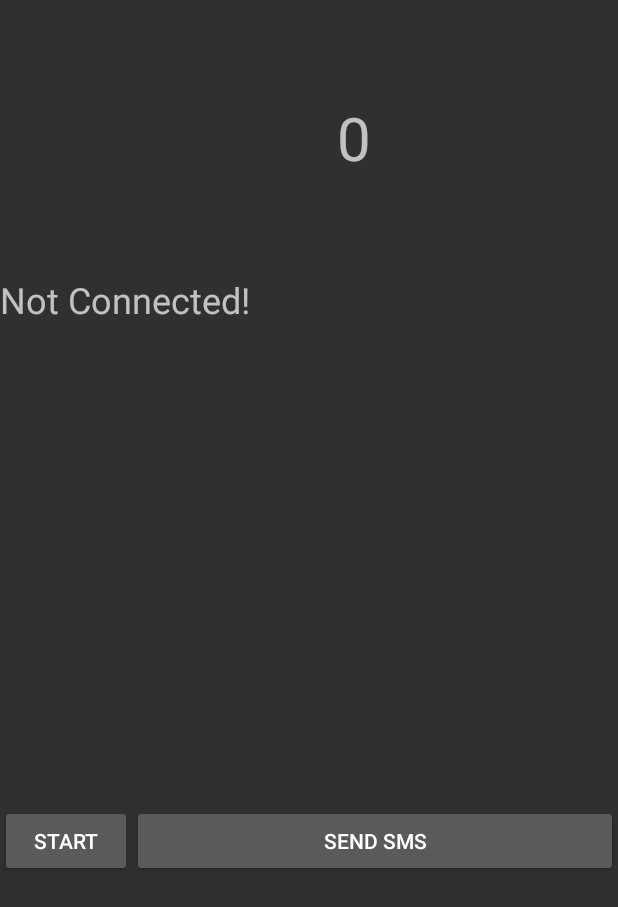
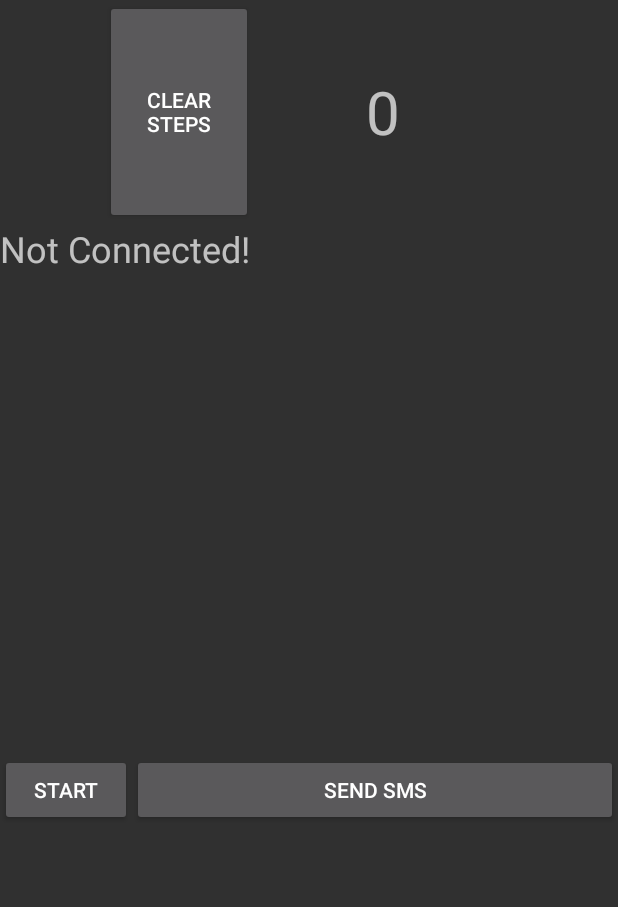
Before and after one commit to shalom2552/FallDetector, an Android app: the fragment TerminalFragment shown on its own in the app's theme, after a tap on "SEND SMS", on a phone screen of 412 x 824 dp. Shown: the top 907 px of the screen. Run offline under Robolectric (Android 15) with nearby library versions, the phone set to English and light mode, and no system bars; libraries missing offline, so code that uses them is left out: com.chaquo.python, com.github.mikephil.charting, com.opencsv; 12 statements that could not run were skipped.

Commit message:
added button clear steps count

```diff
--- a/app/src/main/AndroidManifest.xml
+++ b/app/src/main/AndroidManifest.xml
@@ -6,6 +6,9 @@
     <uses-permission android:name="android.permission.BLUETOOTH" />
     <uses-permission android:name="android.permission.BLUETOOTH_ADMIN" />
     <uses-permission android:name="android.permission.SEND_SMS"/>
+    <uses-permission android:name="android.permission.ACCESS_FINE_LOCATION" />
+    <uses-permission android:name="android.permission.ACCESS_COARSE_LOCATION" />
+    <uses-permission android:name="android.permission.INTERNET" />
 
 
     <application
--- a/app/src/main/java/com/example/tutorial6/TerminalFragment.java
+++ b/app/src/main/java/com/example/tutorial6/TerminalFragment.java
@@ -1,5 +1,6 @@
 package com.example.tutorial6;
 
+import android.Manifest;
 import android.annotation.SuppressLint;
 import android.app.Activity;
 import android.app.AlertDialog;
@@ -12,15 +13,16 @@ import android.content.Context;
 import android.content.Intent;
 import android.content.IntentFilter;
 import android.content.ServiceConnection;
+import android.content.pm.PackageManager;
 import android.graphics.Color;
+import android.location.Location;
+import android.location.LocationListener;
+import android.location.LocationManager;
 import android.os.Bundle;
 import android.os.IBinder;
 import android.telephony.SmsManager;
-import android.text.Editable;
 import android.text.Spannable;
 import android.text.SpannableStringBuilder;
-import android.text.TextUtils;
-import android.text.method.ScrollingMovementMethod;
 import android.text.style.ForegroundColorSpan;
 import android.view.LayoutInflater;
 import android.view.Menu;
@@ -28,25 +30,19 @@ import android.view.MenuInflater;
 import android.view.MenuItem;
 import android.view.View;
 import android.view.ViewGroup;
-import android.widget.ArrayAdapter;
 import android.widget.Button;
-import android.widget.EditText;
-import android.widget.Spinner;
 import android.widget.TextView;
 import android.widget.Toast;
 
 import androidx.annotation.NonNull;
 import androidx.annotation.Nullable;
+import androidx.core.app.ActivityCompat;
 import androidx.fragment.app.Fragment;
 
 import com.chaquo.python.PyObject;
 import com.chaquo.python.Python;
 import com.chaquo.python.android.AndroidPlatform;
-import com.github.mikephil.charting.charts.LineChart;
 import com.github.mikephil.charting.data.Entry;
-import com.github.mikephil.charting.data.LineData;
-import com.github.mikephil.charting.data.LineDataSet;
-import com.github.mikephil.charting.interfaces.datasets.ILineDataSet;
 import com.opencsv.CSVWriter;
 
 import java.io.File;
@@ -58,7 +54,7 @@ import java.text.SimpleDateFormat;
 import java.util.ArrayList;
 import java.util.Date;
 import java.util.Objects;
-import java.util.SplittableRandom;
+
 
 
 public class TerminalFragment extends Fragment implements ServiceConnection, SerialListener {
@@ -88,11 +84,8 @@ public class TerminalFragment extends Fragment implements ServiceConnection, Ser
 
     Float start_time;
     Boolean first = Boolean.TRUE;
-
     Boolean start = true;
-
     PyObject pyobj;
-
 
     /*
      * Lifecycle
@@ -191,6 +184,7 @@ public class TerminalFragment extends Fragment implements ServiceConnection, Ser
         View view = inflater.inflate(R.layout.fragment_terminal, container, false);
 
         Button start_btn = view.findViewById(R.id.btn_start);
+        Button clear_steps_btn = view.findViewById(R.id.btn_clear_steps);
 
         textview_number_steps = (TextView) view.findViewById(R.id.textview_number_steps); // TODO
         textView_bt_status = view.findViewById(R.id.textview_connected_status);
@@ -218,24 +212,45 @@ public class TerminalFragment extends Fragment implements ServiceConnection, Ser
             }
         });
 
-        // todo sms func
-        Button btnSenSMS = view.findViewById(R.id.btn_send_sms);
-
-        btnSenSMS.setOnClickListener(new View.OnClickListener() {
+        clear_steps_btn.setOnClickListener(new View.OnClickListener() {
             @Override
             public void onClick(View view) {
-                //Getting intent and PendingIntent instance
-                Intent intent=new Intent(service.getApplicationContext(),MainActivity.class);
-                PendingIntent pi=PendingIntent.getActivity(service.getApplicationContext(), 0, intent,0);
+                clearSteps();
+            }
+        });
 
-//Get the SmsManager instance and call the sendTextMessage method to send message
-                SmsManager sms=SmsManager.getDefault();
-                sms.sendTextMessage("0587708484", null, "hello from shalom", pi,null);
+        // todo sms func
+        Button btnSendSMS = view.findViewById(R.id.btn_send_sms);
+
+        btnSendSMS.setOnClickListener(new View.OnClickListener() {
+            @Override
+            public void onClick(View view) {
+                String msg = "Hi!";
+                SendSMS(msg);
+                toast("SMS Sent successfully!");
             }
         });
 
 
         return view;
+    }
+
+    private void SendSMS(String msg){
+
+        // Create the Google Maps link
+        String googleMapsLink = "https://www.google.com/maps?q=" + "latitude" + "," + "longitude"; // todo
+
+        // Create the message body with the Google Maps link
+        String messageBody = "Click here to view the location: " + googleMapsLink;
+
+
+        //Getting intent and PendingIntent instance
+        Intent intent=new Intent(service.getApplicationContext(),MainActivity.class);
+        PendingIntent pi=PendingIntent.getActivity(service.getApplicationContext(), 0, intent,0);
+
+        //Get the SmsManager instance and call the sendTextMessage method to send message
+        SmsManager sms=SmsManager.getDefault();
+        sms.sendTextMessage("0587708484", null, "hello from shalom", pi,null);
     }
 
 
--- a/app/src/main/res/layout/fragment_terminal.xml
+++ b/app/src/main/res/layout/fragment_terminal.xml
@@ -6,16 +6,24 @@
     android:layout_height="wrap_content"
     android:orientation="vertical">
 
+
     <LinearLayout
-        android:layout_width="332dp"
-        android:layout_height="183dp"
+        android:layout_width="match_parent"
+        android:layout_height="149dp"
         android:layout_marginHorizontal="70dp"
         android:orientation="horizontal">
 
 
+        <Button
+            android:id="@+id/btn_clear_steps"
+            android:layout_width="133dp"
+            android:layout_height="match_parent"
+            android:layout_weight="1"
+            android:text="clear steps" />
+
         <TextView
             android:id="@+id/textview_number_steps"
-            android:layout_width="match_parent"
+            android:layout_width="208dp"
             android:layout_height="match_parent"
             android:layout_weight="1"
             android:gravity="center"
@@ -23,7 +31,6 @@
             android:textSize="40dp" />
 
     </LinearLayout>
-
 
     <LinearLayout
         android:layout_width="match_parent"
@@ -38,6 +45,7 @@
             android:text="Not Connected!"
             android:textSize="24sp"
             tools:textAlignment="center" />
+
     </LinearLayout>
 
     <LinearLayout
```
